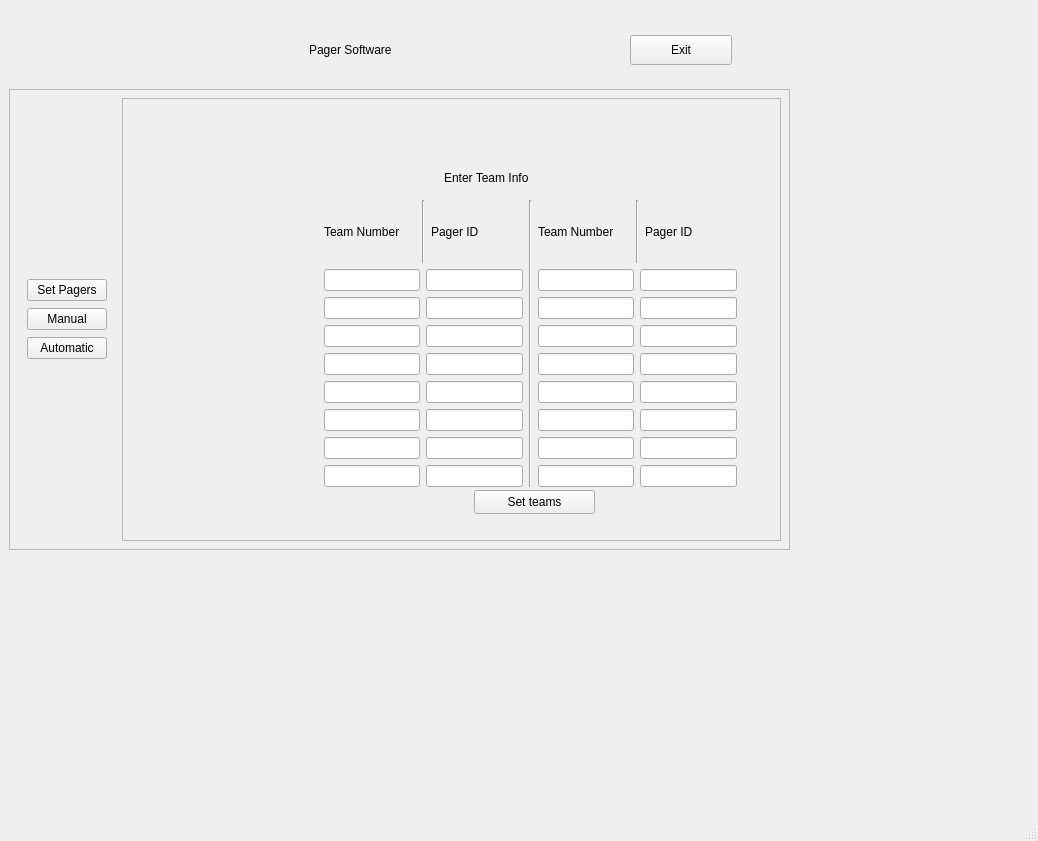
Qt form App/PCUI.ui (BotPager/pc-software) before a commit.
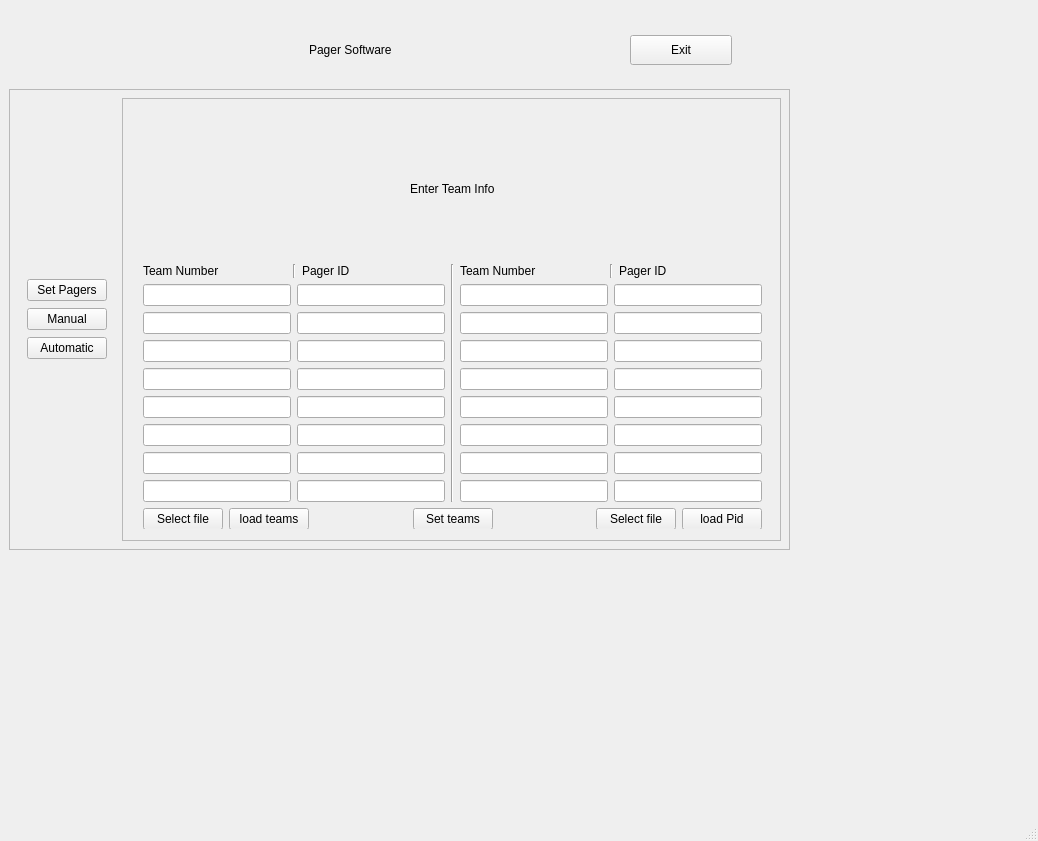
The same form after that commit. The open tabs and pages were chosen to show the change.

Diff of the .ui file:
```diff
--- a/App/PCUI.ui
+++ b/App/PCUI.ui
@@ -54,7 +54,7 @@
       </sizepolicy>
      </property>
      <property name="autoFillBackground">
-      <bool>true</bool>
+      <bool>false</bool>
      </property>
      <property name="styleSheet">
       <string notr="true">#horizontalFrame_2{
@@ -143,28 +143,67 @@
             <number>1</number>
            </property>
            <widget class="QWidget" name="SetTeams">
+            <widget class="QLabel" name="label_2">
+             <property name="geometry">
+              <rect>
+               <x>90</x>
+               <y>360</y>
+               <width>49</width>
+               <height>16</height>
+              </rect>
+             </property>
+             <property name="text">
+              <string/>
+             </property>
+            </widget>
+            <widget class="QFrame" name="verticalFrame">
+             <property name="geometry">
+              <rect>
+               <x>0</x>
+               <y>0</y>
+               <width>637</width>
+               <height>429</height>
+              </rect>
+             </property>
+             <layout class="QVBoxLayout" name="verticalLayout_2">
+              <item>
+               <layout class="QHBoxLayout" name="horizontalLayout_5">
+                <item>
+                 <spacer name="horizontalSpacer_4">
+                  <property name="orientation">
+                   <enum>Qt::Orientation::Horizontal</enum>
+                  </property>
+                  <property name="sizeHint" stdset="0">
+                   <size>
+                    <width>40</width>
+                    <height>20</height>
+                   </size>
+                  </property>
+                 </spacer>
+                </item>
+                <item>
             <widget class="QLabel" name="TeamTitleLable">
-             <property name="geometry">
-              <rect>
-               <x>310</x>
-               <y>60</y>
-               <width>131</width>
-               <height>16</height>
-              </rect>
-             </property>
              <property name="text">
               <string>Enter Team Info</string>
              </property>
             </widget>
-            <widget class="QWidget" name="horizontalLayoutWidget_3">
-             <property name="geometry">
-              <rect>
-               <x>190</x>
-               <y>90</y>
-               <width>413</width>
-               <height>287</height>
-              </rect>
-             </property>
+                </item>
+                <item>
+                 <spacer name="horizontalSpacer_3">
+                  <property name="orientation">
+                   <enum>Qt::Orientation::Horizontal</enum>
+                  </property>
+                  <property name="sizeHint" stdset="0">
+                   <size>
+                    <width>40</width>
+                    <height>20</height>
+                   </size>
+                  </property>
+                 </spacer>
+                </item>
+               </layout>
+              </item>
+              <item>
              <layout class="QHBoxLayout" name="horizontalLayout_3">
               <item>
                <layout class="QVBoxLayout" name="BlockForTeamSet1">
@@ -360,33 +399,74 @@
                </layout>
               </item>
              </layout>
-            </widget>
-            <widget class="QLabel" name="label_2">
-             <property name="geometry">
-              <rect>
-               <x>90</x>
-               <y>360</y>
-               <width>49</width>
-               <height>16</height>
-              </rect>
-             </property>
+              </item>
+              <item>
+               <layout class="QHBoxLayout" name="horizontalLayout_6">
+                <item>
+                 <widget class="QPushButton" name="select_teams">
+                  <property name="text">
+                   <string>Select file</string>
+                  </property>
+                 </widget>
+                </item>
+                <item>
+                 <widget class="QPushButton" name="load_teams">
              <property name="text">
-              <string/>
-             </property>
-            </widget>
+                   <string>load teams</string>
+                  </property>
+                 </widget>
+                </item>
+                <item>
+                 <spacer name="horizontalSpacer_6">
+                  <property name="orientation">
+                   <enum>Qt::Orientation::Horizontal</enum>
+                  </property>
+                  <property name="sizeHint" stdset="0">
+                   <size>
+                    <width>40</width>
+                    <height>20</height>
+                   </size>
+                  </property>
+                 </spacer>
+                </item>
+                <item>
             <widget class="QPushButton" name="pushButton_2">
-             <property name="geometry">
-              <rect>
-               <x>340</x>
-               <y>380</y>
-               <width>121</width>
-               <height>24</height>
-              </rect>
-             </property>
              <property name="text">
               <string>Set teams</string>
              </property>
             </widget>
+                </item>
+                <item>
+                 <spacer name="horizontalSpacer_5">
+                  <property name="orientation">
+                   <enum>Qt::Orientation::Horizontal</enum>
+                  </property>
+                  <property name="sizeHint" stdset="0">
+                   <size>
+                    <width>40</width>
+                    <height>20</height>
+                   </size>
+                  </property>
+                 </spacer>
+                </item>
+                <item>
+                 <widget class="QPushButton" name="select_pid_file">
+                  <property name="text">
+                   <string>Select file</string>
+                  </property>
+                 </widget>
+                </item>
+                <item>
+                 <widget class="QPushButton" name="load_pid">
+                  <property name="text">
+                   <string>load Pid</string>
+                  </property>
+                 </widget>
+                </item>
+               </layout>
+              </item>
+             </layout>
+            </widget>
            </widget>
            <widget class="QWidget" name="Manual">
             <widget class="QWidget" name="horizontalLayoutWidget">
```
Left out of the diff: 112 changed lines with no effect on the pictures. Lines whose indentation alone changed are shown as unchanged.
